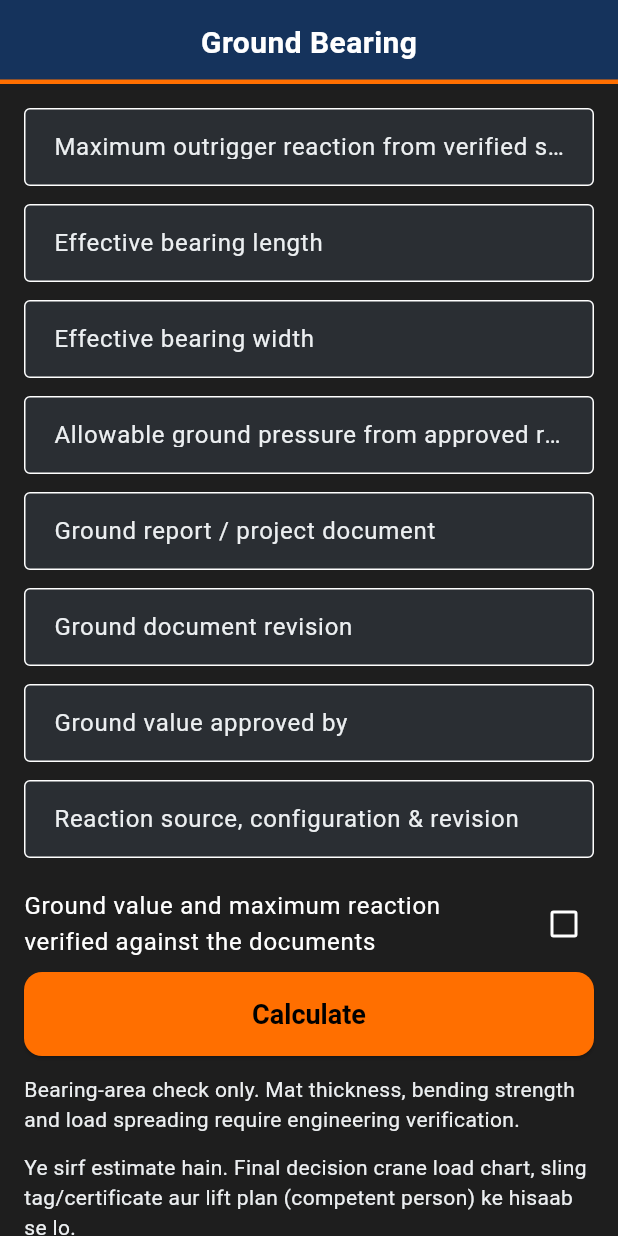
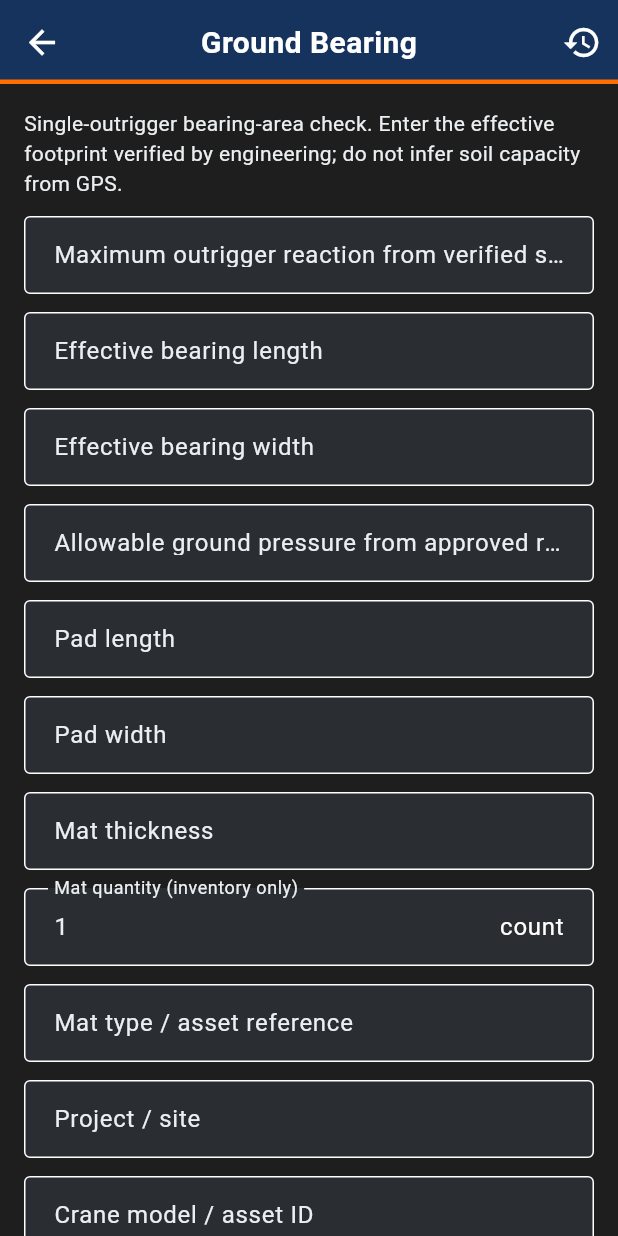
Before and after one commit to shahnawazzafarsiddiquee-bit/Saddam-Rigging-AZ-Master-Calculator, a Flutter app: the GroundBearingScreen screen opened directly, on a phone screen of 412 x 824 dp. Run offline on Flutter 3.47's test engine with Material 3 defaults, Android fonts, the phone set to English and light mode, and no system bars; our stand-ins replace file_picker, image_picker, pdf, permission_handler, printing, qr_flutter and 2 more; missing offline and left inert: google_mlkit_text_recognition, mobile_scanner; accounts and stored records are empty.

Commit message:
Upgrade existing ground screen with mat drawing history and PDF [skip ci]

```diff
--- /dev/null
+++ b/lib/screens/ground_bearing.dart
@@ -0,0 +1,501 @@
+import 'dart:convert';
+
+import 'package:flutter/material.dart';
+import 'package:printing/printing.dart';
+
+import '../app/theme.dart';
+import '../services/ground_planning.dart';
+import '../services/ground_repository.dart';
+import '../services/calculation_engine.dart';
+import '../services/pdf_service.dart';
+import '../database/sqlite_helper.dart';
+
+class GroundBearingScreen extends StatefulWidget {
+  final String projectHint;
+  final bool returnRecord;
+  const GroundBearingScreen({
+    super.key,
+    this.projectHint = '',
+    this.returnRecord = false,
+  });
+  @override
+  State<GroundBearingScreen> createState() => _GroundBearingScreenState();
+}
+
+class _GroundBearingScreenState extends State<GroundBearingScreen> {
+  final fields = <String, TextEditingController>{};
+  String kind = 'MANUFACTURER', message = '';
+  bool verified = false, busy = false;
+  Map<String, Object?>? record;
+  TextEditingController c(String key) =>
+      fields.putIfAbsent(key, TextEditingController.new);
+  @override
+  void initState() {
+    super.initState();
+    c('Project / site').text = widget.projectHint;
+    c('Mat quantity (inventory only)').text = '1';
+  }
+
+  @override
+  void dispose() {
+    for (final v in fields.values) {
+      v.dispose();
+    }
+    super.dispose();
+  }
+
+  double number(String key) {
+    final v = double.tryParse(c(key).text.trim().replaceAll(',', '.'));
+    if (v == null || !v.isFinite)
+      throw ArgumentError('$key requires a finite number.');
+    return v;
+  }
+
+  double? optional(String key) =>
+      c(key).text.trim().isEmpty ? null : number(key);
+  Widget field(String key, {String? unit}) => Padding(
+    padding: const EdgeInsets.only(bottom: 12),
+    child: TextField(
+      controller: c(key),
+      keyboardType: unit == null
+          ? TextInputType.text
+          : const TextInputType.numberWithOptions(decimal: true),
+      decoration: InputDecoration(
+        labelText: key,
+        suffixText: unit,
+        border: const OutlineInputBorder(),
+      ),
+      onChanged: (_) => setState(() {
+        record = null;
+        verified = false;
+        message = '';
+      }),
+    ),
+  );
+  Map<String, Object?> buildRecord() {
+    final count = int.tryParse(c('Mat quantity (inventory only)').text.trim());
+    if (count == null) throw ArgumentError('Mat quantity must be an integer.');
+    return GroundPlanning.record(
+      context: {
+        'project': c('Project / site').text,
+        'crane': c('Crane model / asset ID').text,
+        'configuration': c('Crane configuration / boom position').text,
+        'quadrant': c('Operating quadrant').text,
+        'reactionKind': kind,
+        'reactionSource': c('Reaction source, configuration & revision').text,
+        'groundSource': c('Ground report / project document').text,
+        'revision': c('Ground document revision').text,
+        'approvedBy': c('Ground value approved by').text,
+        'matType': c('Mat type / asset reference').text,
+      },
+      reactionN:
+          number('Maximum outrigger reaction from verified source') *
+          1000 *
+          CalculationEngine.gravity,
+      lengthM: number('Effective bearing length'),
+      widthM: number('Effective bearing width'),
+      allowablePa:
+          number('Allowable ground pressure from approved report') *
+          1000 *
+          CalculationEngine.gravity,
+      padLengthM: optional('Pad length'),
+      padWidthM: optional('Pad width'),
+      thicknessM: optional('Mat thickness') == null
+          ? null
+          : number('Mat thickness') / 1000,
+      quantity: count,
+      verified: verified,
+      now: DateTime.now(),
+    );
+  }
+
+  void calculate() {
+    try {
+      final data = buildRecord();
+      setState(() {
+        record = data;
+        message = '';
+      });
+    } catch (e) {
+      setState(() {
+        record = null;
+        message = e.toString();
+      });
+    }
+  }
+
+  Future<void> save({bool pdf = false}) async {
+    setState(() => busy = true);
+    try {
+      final data = buildRecord();
+      final saved = await GroundRepository.save(data);
+      if (pdf) {
+        final result = data['result'] as Map,
+            inputs = result['inputs'] as Map,
+            values = result['values'] as Map;
+        final file = await PdfService.generateCalculationPdf(
+          calculatorName: 'Ground Bearing',
+          inputs: {
+            'Project / crane': '${data['project']} / ${data['crane']}',
+            'Configuration / quadrant':
+                '${data['configuration']} / ${data['quadrant']}',
+            'Reaction method/source':
+                '${data['reactionKind']}: ${data['reactionSource']}',
+            'Ground document / revision':
+                '${data['groundSource']} / ${data['revision']}',
+            'Approved by': '${data['approvedBy']}',
+            'Reaction N': '${inputs['reactionN']}',
+            'Allowable Pa': '${inputs['allowablePa']}',
+            'Mat L x W x thickness m':
+                '${inputs['lengthM']} x ${inputs['widthM']} x ${data['thicknessM']}',
+            'Pad L x W m': '${data['padLengthM']} x ${data['padWidthM']}',
+            'Mat type / inventory quantity':
+                '${data['matType']} / ${data['quantity']}',
+          },
+          results: {
+            'Pressure Pa': '${values['pressurePa']}',
+            'Required area m2': '${values['requiredAreaM2']}',
+            'Provided area m2': '${values['providedAreaM2']}',
+            'Utilization %': '${values['utilizationPercent']}',
+            'Limitation': 'Single outrigger, uniform effective bearing. Mat strength and ground engineering approval excluded. Quantity does not increase area.',
+          },
+          verdict:
+              '${result['status']} - calculation only; no lifting authorization',
+        );
+        await SqliteHelper.instance.insert('Reports', {
+          'reportType': 'Ground Bearing',
+          'title': data['project'],
+          'filePath': file.path,
+          'createdAt': data['createdAt'],
+        });
+        if (!mounted) return;
+        await Printing.sharePdf(
+          bytes: await file.readAsBytes(),
+          filename: file.path.split('/').last,
+        );
+      }
+      if (!mounted) return;
+      if (widget.returnRecord) {
+        Navigator.pop(context, saved);
+        return;
+      }
+      setState(() {
+        record = data;
+        message = 'Saved Ground #${saved['recordId']} offline.';
+      });
+    } catch (e) {
+      if (mounted) setState(() => message = e.toString());
+    } finally {
+      if (mounted) setState(() => busy = false);
+    }
+  }
+
+  Future<void> history() async {
+    try {
+      final rows = await GroundRepository.history();
+      if (!mounted) return;
+      await showDialog<void>(
+        context: context,
+        builder: (ctx) => AlertDialog(
+          title: const Text('Ground history'),
+          content: SizedBox(
+            width: 500,
+            child: ListView(
+              shrinkWrap: true,
+              children: [
+                if (rows.isEmpty) const Text('No ground records saved.'),
+                for (final row in rows)
+                  ListTile(
+                    title: Text('#${row['recordId']} ${row['project']}'),
+                    subtitle: Text('${row['createdAt']}'),
+                    onTap: () => showDialog<void>(
+                      context: ctx,
+                      builder: (detail) => AlertDialog(
+                        title: const Text('Saved ground record'),
+                        content: SingleChildScrollView(
+                          child: SelectableText(
+                            const JsonEncoder.withIndent('  ').convert(row),
+                          ),
+                        ),
+                        actions: [
+                          TextButton(
+                            onPressed: () => Navigator.pop(detail),
+                            child: const Text('Close'),
+                          ),
+                        ],
+                      ),
+                    ),
+                  ),
+              ],
+            ),
+          ),
+          actions: [
+            TextButton(
+              onPressed: () => Navigator.pop(ctx),
+              child: const Text('Close'),
+            ),
+          ],
+        ),
+      );
+    } catch (e) {
+      if (mounted) setState(() => message = e.toString());
+    }
+  }
+
+  @override
+  Widget build(BuildContext context) {
+    final result = record?['result'] as Map?,
+        values = result?['values'] as Map?,
+        inputs = result?['inputs'] as Map?;
+    final status = result?['status'];
+    return Scaffold(
+      appBar: AppBar(
+        title: const Text('Ground Bearing'),
+        actions: [
+          IconButton(
+            onPressed: busy ? null : history,
+            icon: const Icon(Icons.history),
+            tooltip: 'Ground history',
+          ),
+        ],
+      ),
+      body: SingleChildScrollView(
+        padding: const EdgeInsets.all(16),
+        child: Column(
+          crossAxisAlignment: CrossAxisAlignment.stretch,
+          children: [
+            const Text(
+              'Single-outrigger bearing-area check. Enter the effective footprint verified by engineering; do not infer soil capacity from GPS.',
+            ),
+            const SizedBox(height: 12),
+            field(
+              'Maximum outrigger reaction from verified source',
+              unit: 'tonne-force',
+            ),
+            field('Effective bearing length', unit: 'm'),
+            field('Effective bearing width', unit: 'm'),
+            field(
+              'Allowable ground pressure from approved report',
+              unit: 'tonne-force/m2',
+            ),
+            field('Pad length', unit: 'm'),
+            field('Pad width', unit: 'm'),
+            field('Mat thickness', unit: 'mm'),
+            field('Mat quantity (inventory only)', unit: 'count'),
+            field('Mat type / asset reference'),
+            field('Project / site'),
+            field('Crane model / asset ID'),
+            field('Crane configuration / boom position'),
+            field('Operating quadrant'),
+            DropdownButtonFormField<String>(
+              initialValue: kind,
+              isExpanded: true,
+              decoration: const InputDecoration(labelText: 'Reaction method'),
+              items: [
+                for (final v in ['MANUFACTURER', 'ENGINEERING ESTIMATE'])
+                  DropdownMenuItem(value: v, child: Text(v)),
+              ],
+              onChanged: (v) => setState(() {
+                kind = v!;
+                record = null;
+                verified = false;
+              }),
+            ),
+            const SizedBox(height: 12),
+            field('Ground report / project document'),
+            field('Ground document revision'),
+            field('Ground value approved by'),
+            field('Reaction source, configuration & revision'),
+            CheckboxListTile(
+              contentPadding: EdgeInsets.zero,
+              value: verified,
+              title: const Text(
+                'Ground value and maximum reaction verified against the documents',
+              ),
+              onChanged: (v) => setState(() {
+                verified = v ?? false;
+                record = null;
+              }),
+            ),
+            ElevatedButton(
+              onPressed: busy ? null : calculate,
+              child: const Text('Calculate'),
+            ),
+            if (message.isNotEmpty)
+              Padding(padding: const EdgeInsets.all(12), child: Text(message)),
+            if (result != null)
+              Card(
+                child: Padding(
+                  padding: const EdgeInsets.all(16),
+                  child: Column(
+                    crossAxisAlignment: CrossAxisAlignment.stretch,
+                    children: [
+                      Text(
+                        status == 'acceptable'
+                            ? 'ACCEPTABLE - CALCULATION ONLY'
+                            : status == 'notAcceptable'
+                            ? 'NOT ACCEPTABLE'
+                            : status == 'reviewRequired'
+                            ? 'REVIEW REQUIRED'
+                            : 'INCOMPLETE - VERIFICATION REQUIRED',
+                        style: TextStyle(
+                          fontWeight: FontWeight.bold,
+                          color: status == 'acceptable'
+                              ? AppColors.success
+                              : status == 'notAcceptable'
+                              ? AppColors.danger
+                              : AppColors.warning,
+                        ),
+                      ),
+                      Text(
+                        'Pressure: ${((values!['pressurePa'] as num) / 1000).toStringAsFixed(2)} kPa',
+                      ),
+                      Text('Provided area: ${values['providedAreaM2']} m2'),
+                      Text('Required area: ${values['requiredAreaM2']} m2'),
+                      Text(
+                        'Utilization: ${(values['utilizationPercent'] as num).toStringAsFixed(2)}%',
+                      ),
+                      SizedBox(
+                        height: 200,
+                        child: CustomPaint(
+                          painter: _MatDrawing(
+                            (inputs!['lengthM'] as num).toDouble(),
+                            (inputs['widthM'] as num).toDouble(),
+                            (record!['padLengthM'] as num?)?.toDouble() ?? 0,
+                            (record!['padWidthM'] as num?)?.toDouble() ?? 0,
+                          ),
+                        ),
+                      ),
+                      Text(
+                        'Top view: effective mat footprint ${inputs['lengthM']} x ${inputs['widthM']} m; centered pad ${record!['padLengthM']} x ${record!['padWidthM']} m. Position is illustrative, not a verified site arrangement.',
+                      ),
+                      for (final w in result['warnings'] as List) Text('$w'),
+                      ElevatedButton(
+                        onPressed: busy ? null : () => save(),
+                        child: Text(
+                          widget.returnRecord
+                              ? 'Save & attach to draft'
+                              : 'Save ground record',
+                        ),
+                      ),
+                      OutlinedButton(
+                        onPressed: busy ? null : () => save(pdf: true),
+                        child: const Text('Save & export PDF'),
+                      ),
+                    ],
+                  ),
+                ),
+              ),
+            const Text(
+              'Mat thickness, stiffness, bending, contact pressure, ground voids and load spreading require engineering verification. Final lifting authorization remains with authorized personnel.',
+            ),
+          ],
+        ),
+      ),
+    );
+  }
+}
+
+class _MatDrawing extends CustomPainter {
+  final double length, width, padLength, padWidth;
+  _MatDrawing(this.length, this.width, this.padLength, this.padWidth);
+  @override
+  void paint(Canvas canvas, Size size) {
+    final scale = (size.width - 32) / length < (size.height - 32) / width
+        ? (size.width - 32) / length
+        : (size.height - 32) / width;
+    final center = Offset(size.width / 2, size.height / 2);
+    canvas.drawRect(
+      Rect.fromCenter(
+        center: center,
+        width: length * scale,
+        height: width * scale,
+      ),
+      Paint()
+        ..color = AppColors.safetyOrange
+        ..style = PaintingStyle.stroke
+        ..strokeWidth = 3,
+    );
+    canvas.drawRect(
+      Rect.fromCenter(
+        center: center,
+        width: padLength * scale,
+        height: padWidth * scale,
+      ),
+      Paint()..color = AppColors.navy,
+    );
+    canvas.drawLine(
+      center - const Offset(8, 0),
+      center + const Offset(8, 0),
+      Paint()
+        ..color = AppColors.safetyOrange
+        ..strokeWidth = 2,
+    );
+    canvas.drawLine(
+      center - const Offset(0, 8),
+      center + const Offset(0, 8),
+      Paint()
+        ..color = AppColors.safetyOrange
+        ..strokeWidth = 2,
+    );
+  }
+
+  @override
+  bool shouldRepaint(covariant _MatDrawing old) =>
+      old.length != length ||
+      old.width != width ||
+      old.padLength != padLength ||
+      old.padWidth != padWidth;
+}
+
+class GroundAttachment extends StatelessWidget {
+  final Map<String, Object?>? value;
+  final String project;
+  final ValueChanged<Map<String, Object?>?> onChanged;
+  const GroundAttachment({
+    super.key,
+    required this.value,
+    required this.project,
+    required this.onChanged,
+  });
+  @override
+  Widget build(BuildContext context) => Card(
+    child: Padding(
+      padding: const EdgeInsets.all(12),
+      child: Column(
+        crossAxisAlignment: CrossAxisAlignment.stretch,
+        children: [
+          const Text(
+            'Ground bearing attachment',
+            style: TextStyle(fontWeight: FontWeight.bold),
+          ),
+          Text(
+            value == null
+                ? 'No ground record attached.'
+                : GroundRepository.summary(value),
+          ),
+          OutlinedButton(
+            onPressed: () async {
+              final data = await Navigator.push<Map<String, Object?>>(
+                context,
+                MaterialPageRoute(
+                  builder: (_) => GroundBearingScreen(
+                    projectHint: project,
+                    returnRecord: true,
+                  ),
+                ),
+              );
+              if (data != null) onChanged(data);
+            },
+            child: const Text('Calculate & attach ground record'),
+          ),
+          if (value != null)
+            TextButton(
+              onPressed: () => onChanged(null),
+              child: const Text('Remove from draft'),
+            ),
+        ],
+      ),
+    ),
+  );
+}
--- a/lib/screens/rigging_advanced.dart
+++ b/lib/screens/rigging_advanced.dart
@@ -1,3 +1,6 @@
+import 'ground_bearing.dart';
+export 'ground_bearing.dart' show GroundBearingScreen;
+
 import 'dart:math' as math;
 
 import 'package:flutter/material.dart';
@@ -416,158 +419,3 @@ class _CgShareScreenState extends State<CgShareScreen> {
 }
 
 // ---------------- Ground bearing ----------------
-class GroundBearingScreen extends StatefulWidget {
-  const GroundBearingScreen({super.key});
-  @override
-  State<GroundBearingScreen> createState() => _GroundBearingScreenState();
-}
-
-class _GroundBearingScreenState extends State<GroundBearingScreen> {
-  final rxn = TextEditingController(),
-      ml = TextEditingController(),
-      mw = TextEditingController(),
-      sb = TextEditingController();
-  final groundDocument = TextEditingController(),
-      revision = TextEditingController(),
-      approvedBy = TextEditingController(),
-      reactionSource = TextEditingController();
-  bool verified = false;
-  CalculationResult? result;
-  String error = '';
-  List<TextEditingController> get controllers => [
-    rxn,
-    ml,
-    mw,
-    sb,
-    groundDocument,
-    revision,
-    approvedBy,
-    reactionSource,
-  ];
-  @override
-  void initState() {
-    super.initState();
-    for (final c in controllers) {
-      c.addListener(invalidate);
-    }
-  }
-
-  void invalidate() {
-    setState(() {
-      result = null;
-      verified = false;
-      error = '';
-    });
-  }
-
-  @override
-  void dispose() {
-    for (final c in controllers) {
-      c.dispose();
-    }
-    super.dispose();
-  }
-
-  void calc() {
-    try {
-      final hasGroundSource = [
-        groundDocument,
-        revision,
-        approvedBy,
-      ].every((c) => c.text.trim().isNotEmpty);
-      final r = CalculationEngine.ground(
-        reactionN: _n(rxn) * 1000 * CalculationEngine.gravity,
-        lengthM: _n(ml),
-        widthM: _n(mw),
-        allowablePa: sb.text.trim().isEmpty
-            ? null
-            : _n(sb) * 1000 * CalculationEngine.gravity,
-        groundSource: hasGroundSource
-            ? '${groundDocument.text}, rev ${revision.text}, approved by ${approvedBy.text}'
-            : '',
-        reactionSource: reactionSource.text,
-        sourcesVerified: verified,
-      );
-      setState(() {
-        result = r;
-        error = '';
-      });
-    } on ArgumentError catch (e) {
-      setState(() {
-        result = null;
-        error = e.message.toString();
-      });
-    }
-  }
-
-  Widget text(TextEditingController c, String label) => Padding(
-    padding: const EdgeInsets.only(bottom: 12),
-    child: TextField(
-      controller: c,
-      decoration: InputDecoration(
-        labelText: label,
-        border: const OutlineInputBorder(),
-      ),
-    ),
-  );
-  @override
-  Widget build(BuildContext context) {
-    final r = result;
-    return _page('Ground Bearing', [
-      _field(
-        rxn,
-        'Maximum outrigger reaction from verified source',
-        suffix: 'tonne-force',
-      ),
-      _field(ml, 'Effective bearing length', suffix: 'm'),
-      _field(mw, 'Effective bearing width', suffix: 'm'),
-      _field(
-        sb,
-        'Allowable ground pressure from approved report',
-        suffix: 'tonne-force/m2',
-      ),
-      text(groundDocument, 'Ground report / project document'),
-      text(revision, 'Ground document revision'),
-      text(approvedBy, 'Ground value approved by'),
-      text(reactionSource, 'Reaction source, configuration & revision'),
-      CheckboxListTile(
-        contentPadding: EdgeInsets.zero,
-        value: verified,
-        title: const Text(
-          'Ground value and maximum reaction verified against the documents',
-        ),
-        onChanged: (v) => setState(() {
-          verified = v ?? false;
-          result = null;
-        }),
-      ),
-      ElevatedButton(onPressed: calc, child: const Text('Calculate')),
-      if (error.isNotEmpty) _results([_R(error, 3)]),
-      if (r != null)
-        Card(
-          child: Padding(
-            padding: const EdgeInsets.all(16),
-            child: Column(
-              crossAxisAlignment: CrossAxisAlignment.stretch,
-              children: [
-                Text('Pressure: ${_f(r.values['pressurePa']! / 1000)} kPa'),
-                Text('Provided area: ${_f(r.values['providedAreaM2']!)} m2'),
-                if (r.values.containsKey('requiredAreaM2'))
-                  Text(
-                    'Required bearing area: ${_f(r.values['requiredAreaM2']!)} m2',
-                  ),
-                if (r.values.containsKey('utilizationPercent'))
-                  Text('Utilization: ${_f(r.values['utilizationPercent']!)}%'),
-                const SizedBox(height: 12),
-                CalculationDetails(result: r),
-              ],
-            ),
-          ),
-        ),
-      _note(
-        'Bearing-area check only. Mat thickness, bending strength and load spreading require engineering verification.',
-      ),
-      _note(_disclaimer),
-    ]);
-  }
-}
```
Also changed, not shown: lib/screens/lift_plan.dart (+11 -2 lines).
